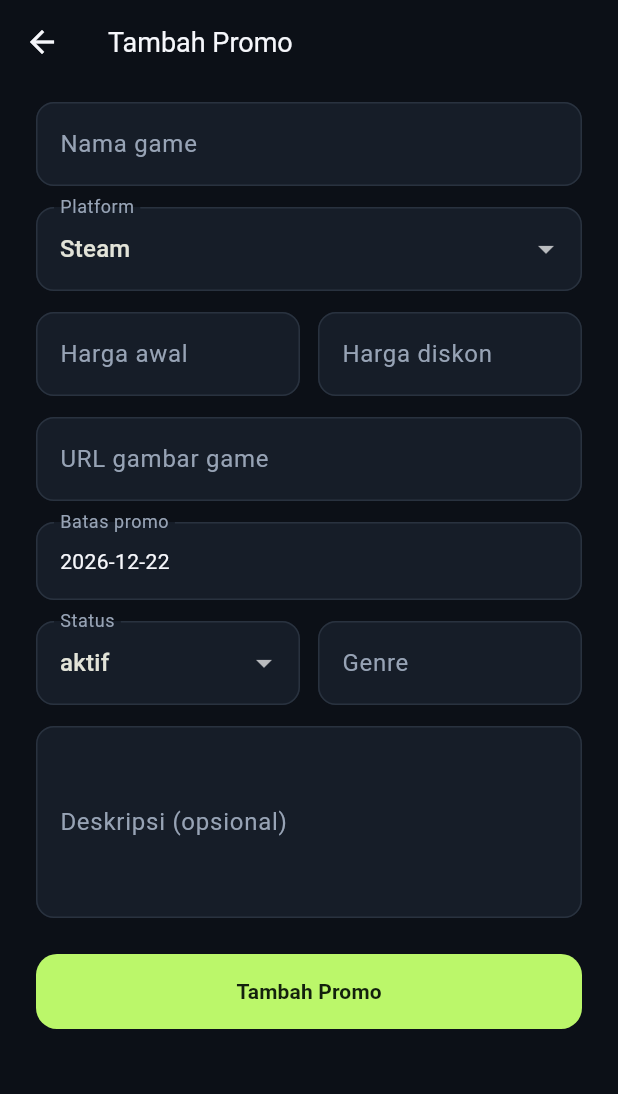
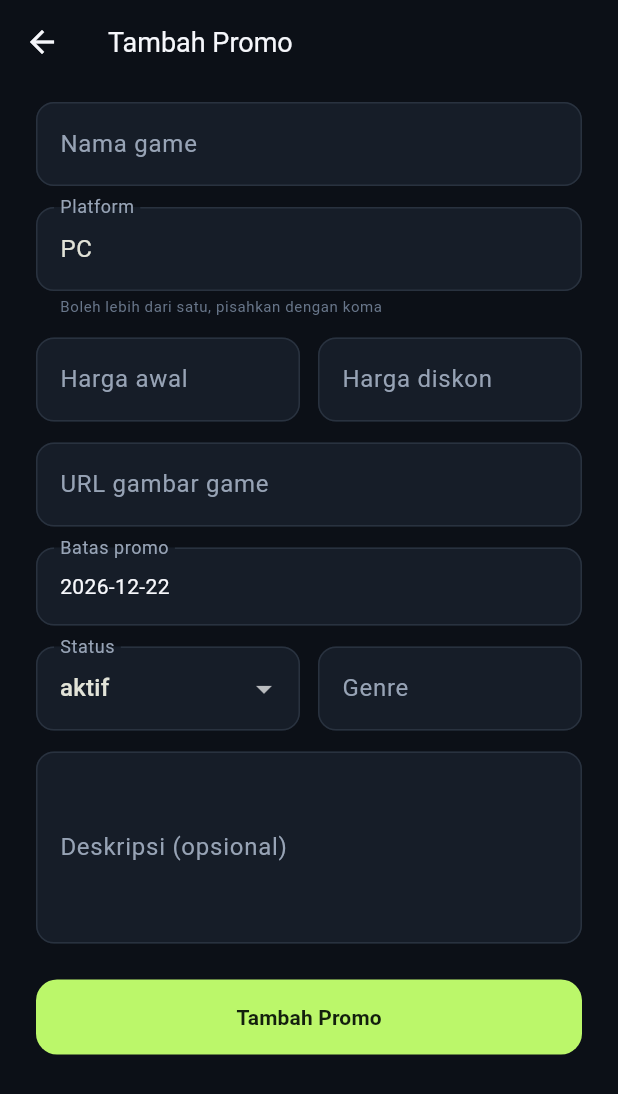
Before and after one commit to hanifmuslim2007/digi, a Flutter app: the screen it shows after launch, after a tap on the "add" icon, on a phone screen of 412 x 824 dp. Shown: the top 1094 px of the screen. Run offline on Flutter 3.47's test engine with Material 3 defaults, Android fonts, the phone set to English and light mode, and no system bars; our stand-ins replace dio, share_plus; network calls fail.

Commit message:
feat: Enhance promo game model and UI to support multiple platforms and stores

```diff
--- a/lib/config/api_config.dart
+++ b/lib/config/api_config.dart
@@ -9,7 +9,7 @@ class ApiConfig {
   static const String syncCheapShark = '$baseUrl/sync_cheapshark.php';
 
   /// Jumlah deal CheapShark yang diambil setiap kali sinkron.
-  static const int cheapSharkJumlah = 12;
+  static const int cheapSharkJumlah = 100;
 
   static const List<String> platformOptions = [
     'Steam',
--- a/lib/models/promo_game.dart
+++ b/lib/models/promo_game.dart
@@ -21,6 +21,7 @@ class PromoGame {
     required this.genre,
     required this.deskripsi,
     this.sumber = 'manual',
+    this.toko = '',
   });
 
   final int idPromo;
@@ -34,6 +35,7 @@ class PromoGame {
   final String genre;
   final String deskripsi;
   final String sumber;
+  final String toko;
 
   factory PromoGame.fromJson(Map<String, dynamic> json) {
     return PromoGame(
@@ -50,6 +52,7 @@ class PromoGame {
       genre: json['genre']?.toString() ?? '',
       deskripsi: json['deskripsi']?.toString() ?? '',
       sumber: json['sumber']?.toString() ?? 'manual',
+      toko: json['toko']?.toString() ?? '',
     );
   }
 
@@ -66,6 +69,7 @@ class PromoGame {
       'genre': genre,
       'deskripsi': deskripsi,
       'sumber': sumber,
+      'toko': toko,
     };
   }
 
@@ -83,7 +87,10 @@ class PromoGame {
 
   String get storeUrl {
     final kata = Uri.encodeQueryComponent(namaGame);
-    final nama = platform.toLowerCase();
+    final nama = toko.isEmpty ? platform.toLowerCase() : toko.toLowerCase();
+    if (nama.contains('gog')) {
+      return 'https://www.gog.com/en/search?q=$kata';
+    }
     if (nama.contains('epic')) {
       return 'https://store.epicgames.com/en-US/browse?q=$kata';
     }
@@ -99,6 +106,27 @@ class PromoGame {
     return 'https://store.steampowered.com/search/?term=$kata';
   }
 
+  /// Satu promo bisa berlaku di beberapa platform sekaligus.
+  List<String> get daftarPlatform => platform
+      .split(',')
+      .map((item) => item.trim())
+      .where((item) => item.isNotEmpty)
+      .toList();
+
+  List<String> get daftarToko => toko
+      .split(',')
+      .map((item) => item.trim())
+      .where((item) => item.isNotEmpty)
+      .toList();
+
+  /// Versi pendek untuk kartu: platform pertama + jumlah sisanya.
+  String get platformRingkas {
+    final daftar = daftarPlatform;
+    if (daftar.isEmpty) return platform;
+    if (daftar.length == 1) return daftar.first;
+    return '${daftar.first} +${daftar.length - 1}';
+  }
+
   bool get dariCheapShark => sumber == 'cheapshark';
 
   bool get isAktif => statusPromo == 'aktif';
--- a/lib/pages/discover_page.dart
+++ b/lib/pages/discover_page.dart
@@ -230,7 +230,7 @@ class _DiscoverPageState extends State<DiscoverPage> {
                                       _bukaDetail(context, promo.idPromo),
                                   child: TrendingDropTile(
                                     title: promo.namaGame,
-                                    platform: promo.platform,
+                                    platform: promo.platformRingkas,
                                     originalPrice: promo.formatHargaAwal,
                                     currentPrice: promo.formatHargaDiskon,
                                     discount: promo.labelDiskon,
--- a/lib/pages/promo_form_page.dart
+++ b/lib/pages/promo_form_page.dart
@@ -27,7 +27,7 @@ class _PromoFormPageState extends State<PromoFormPage> {
   late final TextEditingController _gambar;
   late final TextEditingController _genre;
   late final TextEditingController _deskripsi;
-  late String _platform;
+  late final TextEditingController _platformController;
   late String _status;
   late DateTime _batas;
   bool _saving = false;
@@ -48,7 +48,7 @@ class _PromoFormPageState extends State<PromoFormPage> {
     _gambar = TextEditingController(text: promo?.gambarGame ?? '');
     _genre = TextEditingController(text: promo?.genre ?? '');
     _deskripsi = TextEditingController(text: promo?.deskripsi ?? '');
-    _platform = promo?.platform ?? ApiConfig.platformOptions.first;
+    _platformController = TextEditingController(text: promo?.platform ?? 'PC');
     _status = promo?.statusPromo ?? ApiConfig.statusOptions.first;
     _batas = promo?.batasPromo ?? DateTime.now().add(Duration(days: 30));
   }
@@ -61,6 +61,7 @@ class _PromoFormPageState extends State<PromoFormPage> {
     _gambar.dispose();
     _genre.dispose();
     _deskripsi.dispose();
+    _platformController.dispose();
     super.dispose();
   }
 
@@ -123,7 +124,7 @@ class _PromoFormPageState extends State<PromoFormPage> {
     final promo = PromoGame(
       idPromo: widget.promo?.idPromo ?? 0,
       namaGame: _nama.text.trim(),
-      platform: _platform,
+      platform: _platformController.text.trim(),
       hargaAwal: awal,
       hargaDiskon: diskon,
       gambarGame: _gambar.text.trim(),
@@ -131,6 +132,7 @@ class _PromoFormPageState extends State<PromoFormPage> {
       statusPromo: _status,
       genre: _genre.text.trim(),
       deskripsi: _deskripsi.text.trim(),
+      toko: widget.promo?.toko ?? '',
     );
 
     final provider = context.read<PromoGameProvider>();
@@ -180,17 +182,21 @@ class _PromoFormPageState extends State<PromoFormPage> {
                       : null,
                 ),
                 const SizedBox(height: 14),
-                DropdownButtonFormField<String>(
-                  initialValue: _platform,
-                  decoration: _decor('Platform'),
-                  dropdownColor: context.palette.surface,
-                  items: [
-                    for (final item in ApiConfig.platformOptions)
-                      DropdownMenuItem(value: item, child: Text(item)),
-                  ],
-                  onChanged: (value) {
-                    if (value != null) setState(() => _platform = value);
-                  },
+                TextFormField(
+                  controller: _platformController,
+                  decoration: _decor(
+                    'Platform',
+                    hint: 'Contoh: Steam, Epic Games, PlayStation',
+                  ).copyWith(
+                    helperText: 'Boleh lebih dari satu, pisahkan dengan koma',
+                    helperStyle: TextStyle(
+                      color: context.palette.textSubtle,
+                      fontSize: 10,
+                    ),
+                  ),
+                  validator: (value) => (value == null || value.trim().isEmpty)
+                      ? 'Platform wajib diisi'
+                      : null,
                 ),
                 const SizedBox(height: 14),
                 Row(
--- a/lib/widgets/top_deal_card.dart
+++ b/lib/widgets/top_deal_card.dart
@@ -109,7 +109,7 @@ class TopDealCard extends StatelessWidget {
                         children: [
                           Flexible(
                             child: Text(
-                              promo.platform,
+                              promo.platformRingkas,
                               style: TextStyle(
                                 color: context.palette.textMuted,
                                 fontSize: 11,
```
Also changed, not shown: lib/pages/game_detail_page.dart (+9 -4 lines), lib/providers/promo_game_provider.dart (+16 -4 lines).
